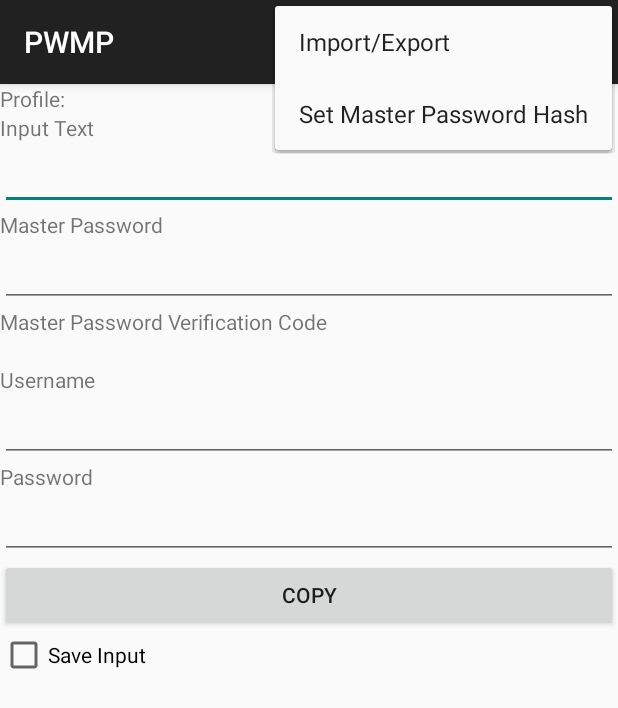
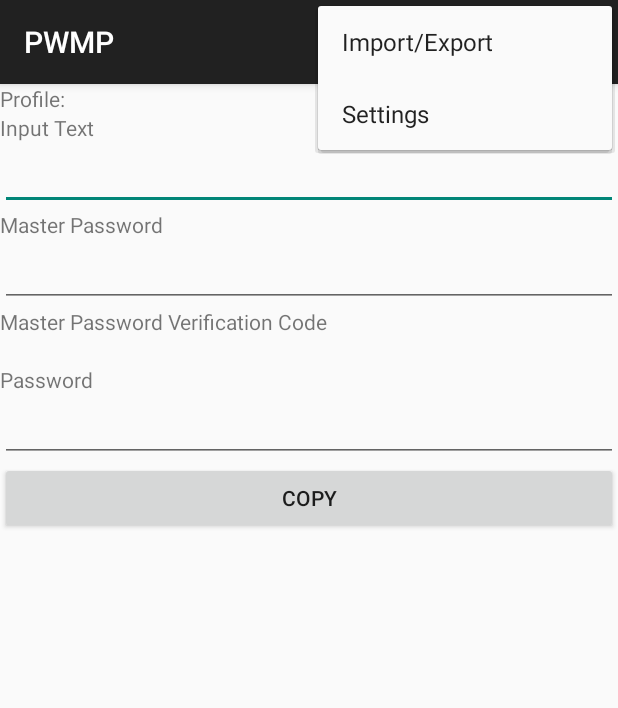
Before and after one commit to passwordmaker/android-passwordmaker, an Android app: the screen it shows after launch (MainActivity), with the options menu open, on a phone screen of 412 x 824 dp. Shown: the top 708 px of the screen. Run offline under Robolectric (Android 15) with nearby library versions, the phone set to English and light mode, and no system bars; libraries missing offline, so code that uses them is left out: org.daveware.passwordmaker; 12 statements that could not run were skipped.

Commit message:
Added a settings dialog to store the settings that won't be changed often for each user.

```diff
--- a/passwordmaker/src/main/java/org/passwordmaker/android/MainActivity.java
+++ b/passwordmaker/src/main/java/org/passwordmaker/android/MainActivity.java
@@ -1,19 +1,20 @@
 package org.passwordmaker.android;
 
 import android.app.Activity;
-import android.app.AlertDialog;
-import android.content.DialogInterface;
 import android.content.Intent;
 import android.content.SharedPreferences;
 import android.os.Bundle;
 import android.os.Handler;
 import android.os.Message;
+import android.preference.PreferenceManager;
 import android.support.v7.app.ActionBarActivity;
 import android.text.ClipboardManager;
 import android.text.Editable;
 import android.text.TextWatcher;
 import android.util.Log;
-import android.view.*;
+import android.view.Menu;
+import android.view.MenuItem;
+import android.view.View;
 import android.widget.*;
 import org.daveware.passwordmaker.Account;
 import org.daveware.passwordmaker.AccountManager;
@@ -26,11 +27,9 @@ import java.util.Calendar;
 import java.util.HashSet;
 import java.util.Set;
 
+import static java.lang.String.format;
 
 public class MainActivity extends ActionBarActivity implements AccountManagerListener {
-
-    private static final String REPO_KEY_SAVED_INPUTS = "savedInputs";
-    private static final String REPO_KEY_SAVED_LENGTH = "savedLength";
     private static final String REPO_KEY_SAVED_INPUT_UNTIL = "savedInputUnilt";
     private static final String REPO_KEY_SAVED_INPUT_PASSWORD = "savedInputPass";
     private static final String REPO_KEY_SAVED_INPUT_INPUTTEXT = "savedInputInputText";
@@ -41,12 +40,9 @@ public class MainActivity extends ActionBarActivity implements AccountManagerLis
 
     private static final int EDIT_FAVORITE  = 0x01;
     private static final int LIST_ACCOUNTS = 0x02;
+    private static final int SHOW_SETTINGS  = 0x04;
     private static final int UPDATE_VER_CODE = 0xccaabb;
     private static final int VER_CODE_DELAY = 600;
-
-    private TextView lblInputTimeout;
-    private EditText txtInputTimeout;
-    private CheckBox chkSaveInputs;
     private ImageButton btnClearSelectedProfile;
 
     private ArrayAdapter<String> favoritesAdapter;
@@ -65,10 +61,6 @@ public class MainActivity extends ActionBarActivity implements AccountManagerLis
         // this must be done before we do any loading of settings to make sure we get events
         accountManager.addListener(this);
 
-        chkSaveInputs = (CheckBox) findViewById(R.id.chkSaveInputs);
-        chkSaveInputs.setOnCheckedChangeListener(onSaveInputCheckbox);
-        txtInputTimeout = (EditText) findViewById(R.id.txtSaveInputTime);
-        lblInputTimeout = (TextView) findViewById(R.id.lblSaveForLength);
         loadOldProfiles();
         loadAccountDatabase();
         createFavoritesList();
@@ -91,9 +83,18 @@ public class MainActivity extends ActionBarActivity implements AccountManagerLis
 
         btnClearSelectedProfile = (ImageButton)findViewById(R.id.btnClearSelected);
         btnClearSelectedProfile.setOnClickListener(mClearProfileButtonClick);
+    }
 
-        loadDefaultValueForFields();
+    @Override
+    protected void onActivityResult(int requestCode, int resultCode, Intent data) {
+        if ( requestCode == SHOW_SETTINGS ) {
+            showUsernameBasedOnPreference();
+            saveDefaultValuesForFields();
+        }
+        super.onActivityResult(requestCode, resultCode, data);
+
     }
+
     private void refreshList() {
         Set<String> allthings = new HashSet<String>();
         allthings.addAll(PwmApplication.getInstance().getAccountManager().getFavoriteUrls());
@@ -111,6 +112,7 @@ public class MainActivity extends ActionBarActivity implements AccountManagerLis
     protected void onResume() {
         super.onResume();
         loadDefaultValueForFields();
+        showUsernameBasedOnPreference();
         favoritesAdapter.notifyDataSetChanged();
     }
 
@@ -124,22 +126,18 @@ public class MainActivity extends ActionBarActivity implements AccountManagerLis
     private void saveDefaultValuesForFields() {
         final SharedPreferences.Editor prefs = getPreferences(Activity.MODE_PRIVATE).edit();
         try {
-            prefs.putBoolean(REPO_KEY_SAVED_INPUTS, chkSaveInputs.isChecked());
-            if (chkSaveInputs.isChecked()) {
-                String strMin = txtInputTimeout.getText().toString();
-                final int minutes = (strMin == null || strMin.length() < 0) ? 5
-                        : Integer.parseInt(strMin);
+            if (isSaveInputEnabled()) {
+                final int minutes = getSavedLengthInMinutes();
                 final Calendar cal = Calendar.getInstance();
                 long curTime = cal.getTimeInMillis();
                 cal.add(Calendar.MINUTE, minutes);
                 final long time = cal.getTimeInMillis();
                 Log.i(LOG_TAG, "Current time:" + Long.toString(curTime) + ", Expire Time: " + Long.toString(time));
-                prefs.putInt(REPO_KEY_SAVED_LENGTH, minutes);
                 prefs.putLong(REPO_KEY_SAVED_INPUT_UNTIL, time);
-                prefs.putString(REPO_KEY_SAVED_INPUT_PASSWORD,
-                        getInputPassword());
+                prefs.putString(REPO_KEY_SAVED_INPUT_PASSWORD, getInputPassword());
                 prefs.putString(REPO_KEY_SAVED_INPUT_INPUTTEXT, getInputText());
             } else {
+                Log.i(LOG_TAG, "Saving input disabled, removing data");
                 prefs.remove(REPO_KEY_SAVED_INPUT_UNTIL);
                 prefs.remove(REPO_KEY_SAVED_INPUT_PASSWORD);
                 prefs.remove(REPO_KEY_SAVED_INPUT_INPUTTEXT);
@@ -149,16 +147,27 @@ public class MainActivity extends ActionBarActivity implements AccountManagerLis
         }
     }
 
+    private boolean isSaveInputEnabled() {
+        return getSavedLengthInMinutes() > 0;
+    }
+
+    private int getSavedLengthInMinutes() {
+        SharedPreferences sharedPref = PreferenceManager.getDefaultSharedPreferences(this);
+        int minutes = Integer.parseInt(sharedPref.getString(SettingsActivity.KEY_SAVED_LENGTH, "0")) / 60;
+        Log.i(LOG_TAG, format("Minutes preference set to: %d", minutes));
+        return minutes;
+
+    }
+
+    private long getTimeToSaveUntil() {
+        return getPreferences(MODE_PRIVATE).getLong(REPO_KEY_SAVED_INPUT_UNTIL, -1);
+    }
+
     private void loadDefaultValueForFields() {
         try {
-            final int minutes = getPreferences(MODE_PRIVATE).getInt(
-                    REPO_KEY_SAVED_LENGTH, 5);
-            txtInputTimeout.setText(Integer.toString(minutes));
-            chkSaveInputs.setChecked(getPreferences(MODE_PRIVATE).getBoolean(
-                    REPO_KEY_SAVED_INPUTS, false));
-            final long time = getPreferences(MODE_PRIVATE).getLong(
-                    REPO_KEY_SAVED_INPUT_UNTIL, -1);
-            if (time != -1 && chkSaveInputs.isChecked()) {
+            final int minutes = getSavedLengthInMinutes();
+            final long time = getTimeToSaveUntil();
+            if (time != -1 && minutes > 0) {
                 Calendar cal = Calendar.getInstance();
                 if (time > cal.getTimeInMillis()) {
                     final String savedPass = getPreferences(MODE_PRIVATE)
@@ -170,6 +179,7 @@ public class MainActivity extends ActionBarActivity implements AccountManagerLis
                     return;
                 }
             }
+            Log.i(LOG_TAG, "Save time expired, removing data");
             // expired clear from preferences
             final SharedPreferences.Editor prefs = getPreferences(Activity.MODE_PRIVATE)
                     .edit();
@@ -179,11 +189,12 @@ public class MainActivity extends ActionBarActivity implements AccountManagerLis
             prefs.commit();
             final String savedInputText = getDefaultInputText(false);
             setInputText(savedInputText);
+            setInputPassword("");
             updatePassword(false);
         } catch (Exception e) {
             Log.e(LOG_TAG, "Could not load default values", e);
             final SharedPreferences.Editor prefs = getPreferences(Activity.MODE_PRIVATE).edit();
-            prefs.remove(REPO_KEY_SAVED_LENGTH);
+            prefs.remove(SettingsActivity.KEY_SAVED_LENGTH);
             prefs.remove(REPO_KEY_SAVED_INPUT_UNTIL);
             prefs.remove(REPO_KEY_SAVED_INPUT_PASSWORD);
             prefs.remove(REPO_KEY_SAVED_INPUT_INPUTTEXT);
@@ -247,12 +258,15 @@ public class MainActivity extends ActionBarActivity implements AccountManagerLis
             showImportExport();
             return true;
         }
-        if ( id == R.id.action_set_master_password_hash ) {
-            setMasterPasswordHash();
+        if ( id == R.id.action_display_settings ) {
+            displaySettings();
+            return true;
         }
 
         return super.onOptionsItemSelected(item);
     }
+
+
 
     public void updateSelectedProfileText() {
         Account account = accountManager.getAccountForInputText(getInputText());
@@ -283,6 +297,31 @@ public class MainActivity extends ActionBarActivity implements AccountManagerLis
     private void setInputPassword(String value) {
         TextView masterPass = (TextView) findViewById(R.id.txtMasterPass);
         masterPass.setText(value);
+    }
+
+    private void showUsernameBasedOnPreference() {
+        SharedPreferences sharedPref = PreferenceManager.getDefaultSharedPreferences(this);
+        boolean show = sharedPref.getBoolean(SettingsActivity.KEY_SHOW_USERNAME, false);
+        Log.i(LOG_TAG, format("SHOW USERNAME SETTING VALUE: %s", show));
+        if ( show )
+            showUsernameField();
+        else
+            hideUsernameField();
+    }
+
+    private void showUsernameField() {
+        TextView username = (TextView) findViewById(R.id.txtUsername);
+        username.setVisibility(View.VISIBLE);
+        username = (TextView)findViewById(R.id.lblUsername);
+        username.setVisibility(View.VISIBLE);
+
+    }
+
+    private void hideUsernameField() {
+        TextView username = (TextView) findViewById(R.id.txtUsername);
+        username.setVisibility(View.GONE);
+        username = (TextView)findViewById(R.id.lblUsername);
+        username.setVisibility(View.GONE);
     }
 
     private void setUIAccountUsernameFromAccount() {
@@ -383,34 +422,9 @@ public class MainActivity extends ActionBarActivity implements AccountManagerLis
         startActivity(intent);
     }
 
-    private void setMasterPasswordHash() {
-        LayoutInflater inflater = getLayoutInflater();
-        AlertDialog.Builder builder = new AlertDialog.Builder(this);
-        final View dialogView = inflater.inflate(R.layout.dialog_set_pwd_hash, null);
-        builder.setView(dialogView);
-
-        builder.setPositiveButton(R.string.Save,
-                new DialogInterface.OnClickListener() {
-                    public void onClick(DialogInterface dialog, int which) {
-                        EditText password = (EditText)dialogView.findViewById(R.id.password);
-                        EditText confirmed = (EditText)dialogView.findViewById(R.id.confirm_password);
-                        if ( ! password.getText().toString().equals(confirmed.getText().toString())) {
-                            Toast.makeText(MainActivity.this, "Password Mismatch", Toast.LENGTH_SHORT).show();
-                            return;
-                        }
-                        if ( password.getText().length() == 0 ) {
-                            accountManager.disablePasswordHash();
-                        } else {
-                            accountManager.setCurrentPasswordHashPassword(password.getText().toString());
-                        }
-                        PwmApplication.getInstance().updateMasterPasswordHash();
-                        updatePassword(true);
-                    }
-                });
-        builder.setNegativeButton(R.string.Cancel, null);
-        final AlertDialog alert = builder.create();
-        builder.setCancelable(true);
-        alert.show();
+    private void displaySettings() {
+        Intent intent = new Intent(this, SettingsActivity.class);
+        startActivityForResult(intent, SHOW_SETTINGS);
     }
 
     private TextWatcher createUpdatePasswordKeyListener() {
@@ -445,17 +459,6 @@ public class MainActivity extends ActionBarActivity implements AccountManagerLis
             Toast.makeText(MainActivity.this, "Cleared manually selected account", Toast.LENGTH_SHORT).show();
         }
     };
-    private CompoundButton.OnCheckedChangeListener onSaveInputCheckbox = new CompoundButton.OnCheckedChangeListener() {
-
-        public void onCheckedChanged(CompoundButton buttonView,
-                                     boolean isChecked) {
-            final int visibility = isChecked ? View.VISIBLE : View.GONE;
-            txtInputTimeout.setVisibility(visibility);
-            lblInputTimeout.setVisibility(visibility);
-            saveDefaultValuesForFields();
-        }
-
-    };
 
     private Handler updateValidationCodeHandler = new Handler(new Handler.Callback() {
         @Override
--- a/passwordmaker/src/main/res/layout/activity_main.xml
+++ b/passwordmaker/src/main/res/layout/activity_main.xml
@@ -49,7 +49,7 @@
             android:layout_width="wrap_content"
             android:layout_height="wrap_content"
             android:textAppearance="?android:attr/textAppearanceSmall"
-            android:id="@+id/textView"
+            android:id="@+id/lblUsername"
             android:text="@string/Lblusername"/>
 
     <EditText
@@ -67,7 +67,5 @@
               android:inputType="textVisiblePassword"/>
     <Button android:text="@string/LblCopy" android:layout_height="wrap_content"
             android:layout_width="fill_parent" android:id="@+id/btnCopy"/>
-    <CheckBox android:id="@+id/chkSaveInputs" android:layout_height="wrap_content" android:layout_width="wrap_content" android:text="@string/SaveInputs" android:checked="true"/>
-    <TextView android:layout_height="wrap_content" android:id="@+id/lblSaveForLength" android:layout_width="wrap_content" android:text="@string/SaveInputsForMinutes"/>
-    <EditText android:layout_height="wrap_content" android:layout_width="fill_parent" android:inputType="number" android:id="@+id/txtSaveInputTime"/>
+
 </LinearLayout>
--- a/passwordmaker/src/main/res/menu/main.xml
+++ b/passwordmaker/src/main/res/menu/main.xml
@@ -17,8 +17,8 @@
           android:orderInCategory="103"
           app:showAsAction="ifRoom"
           android:icon="@drawable/ic_action_content_import_export"/>
-    <item android:id="@+id/action_set_master_password_hash"
-          android:title="@string/action_set_master_password_hash"
+    <item android:id="@+id/action_display_settings"
+          android:title="@string/title_activity_settings"
           android:orderInCategory="200"
           app:showAsAction="never"/>
 </menu>
```
Also changed, not shown: passwordmaker/src/main/AndroidManifest.xml (+8 -0 lines), passwordmaker/src/main/java/org/passwordmaker/android/SettingsActivity.java (added, +50 -0 lines), passwordmaker/src/main/java/org/passwordmaker/android/preferences/MasterPasswordPreference.java (added, +52 -0 lines), passwordmaker/src/main/java/org/passwordmaker/android/preferences/SettingsFragment.java (added, +15 -0 lines), passwordmaker/src/main/res/values/strings.xml (+24 -2 lines), passwordmaker/src/main/res/xml/preferences.xml (added, +20 -0 lines).
